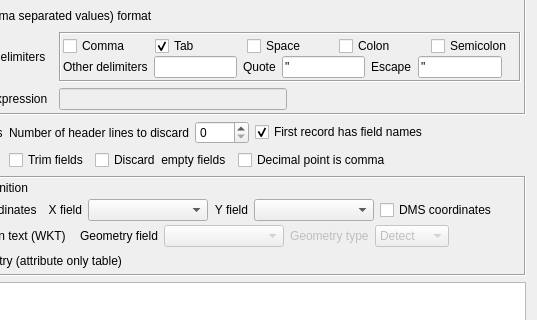
Above: src/ui/qgsdelimitedtextsourceselectbase.ui from qgis/QGIS before the change; both pictures show x 92 to 629 and y 86 to 406 of the 629 by 551 pixel window. Below: the same form after it.
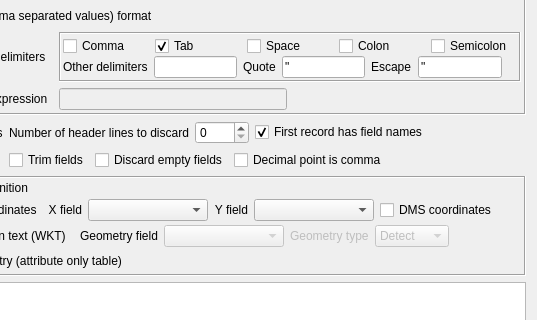
That is the form after the change. Icons and pictures are not drawn.

Commit message: german translation update

The edit to the form file:
```diff
--- a/src/ui/qgsdelimitedtextsourceselectbase.ui
+++ b/src/ui/qgsdelimitedtextsourceselectbase.ui
@@ -919,7 +919,7 @@
           <string>Discard empty fields in each record</string>
          </property>
          <property name="text">
-          <string>Discard  empty fields</string>
+          <string>Discard empty fields</string>
          </property>
         </widget>
        </item>
```
Left out of the diff: 16 changed lines with no effect on the pictures. The commit also changes 2 other files.
